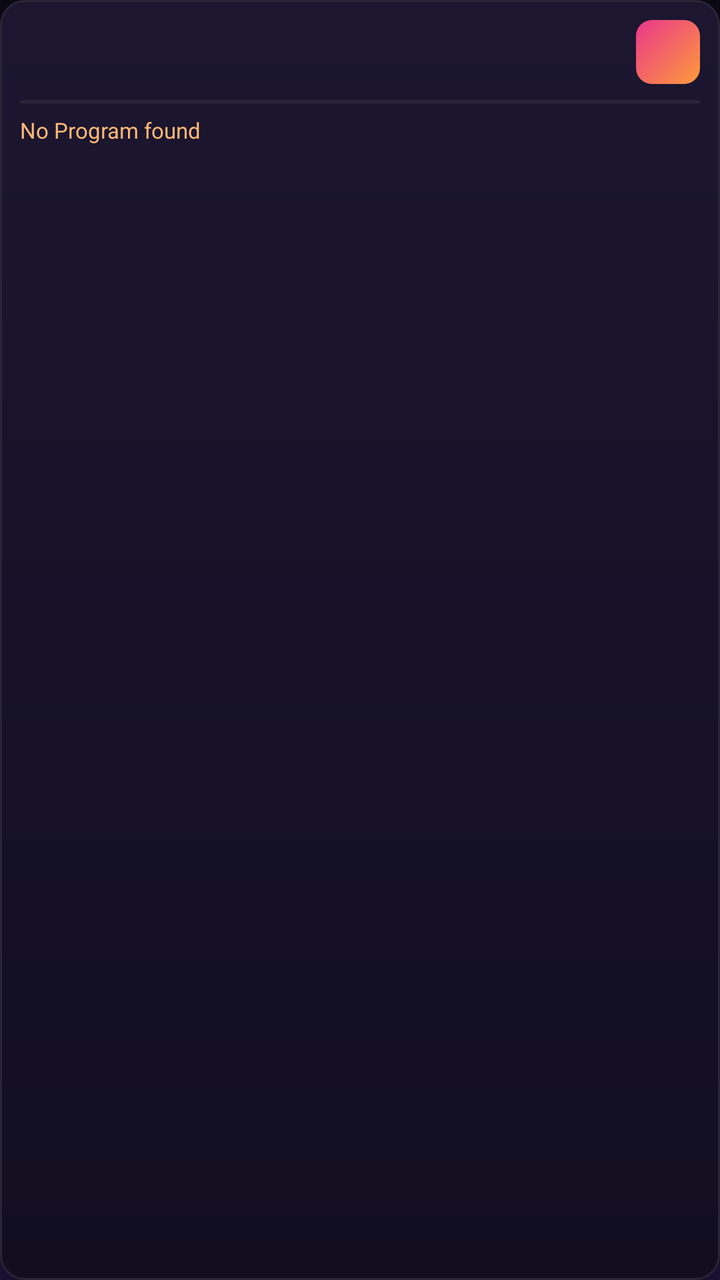
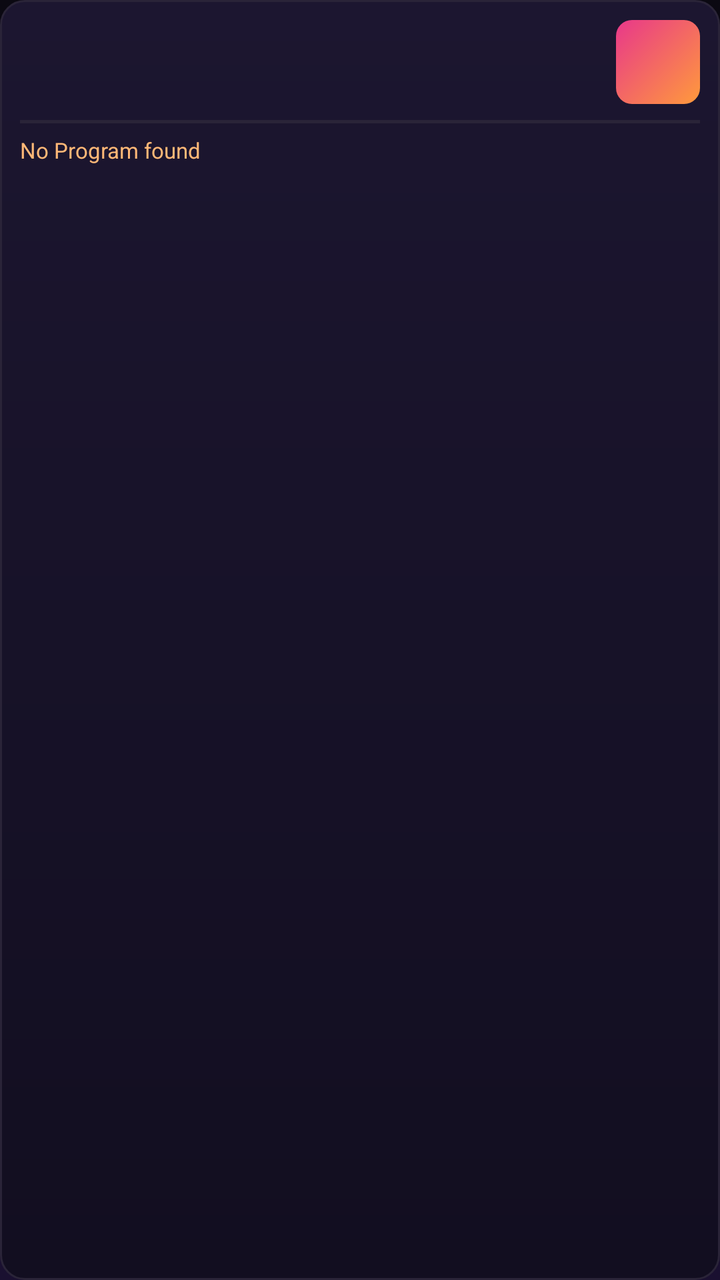

The first picture is an Android layout as it rendered before a commit; the second is the same layout after the commit. The layout source and the unified diff follow.
<!-- AndroidManifest.xml: application theme Theme.IPTVPlayer -->
<!-- res/layout/item_channel_grid.xml -->
<?xml version="1.0" encoding="utf-8"?>
<LinearLayout
    xmlns:android="http://schemas.android.com/apk/res/android"
    android:layout_width="match_parent"
    android:layout_height="wrap_content"
    android:orientation="vertical"
    android:background="@drawable/bg_channel_card"
    android:padding="10dp"
    android:clickable="true"
    android:focusable="true"
    android:foreground="?attr/selectableItemBackground">

    
    <LinearLayout
        android:layout_width="match_parent"
        android:layout_height="wrap_content"
        android:orientation="horizontal"
        android:gravity="center_vertical">

        <TextView
            android:id="@+id/tvChannelName"
            android:layout_width="0dp"
            android:layout_height="wrap_content"
            android:layout_weight="1"
            android:textColor="@color/colorChannelName"
            android:textSize="13sp"
            android:textStyle="bold"
            android:ellipsize="end"
            android:maxLines="2"
            android:lineSpacingMultiplier="1.1"
            android:layout_marginEnd="6dp" />

        
        <TextView
            android:id="@+id/tvLetter"
            android:layout_width="32dp"
            android:layout_height="32dp"
            android:gravity="center"
            android:textColor="@color/colorChannelName"
            android:textSize="18sp"
            android:textStyle="bold"
            android:background="@drawable/bg_letter_avatar" />

    </LinearLayout>

    
    <View
        android:layout_width="match_parent"
        android:layout_height="1.5dp"
        android:layout_marginTop="8dp"
        android:layout_marginBottom="6dp"
        android:background="@color/colorDivider" />

    
    <TextView
        android:id="@+id/tvEpg"
        android:layout_width="match_parent"
        android:layout_height="wrap_content"
        android:text="@string/no_program"
        android:textColor="@color/colorEpgText"
        android:textSize="11sp"
        android:ellipsize="end"
        android:maxLines="1" />

</LinearLayout>
<!-- resources referenced by this layout -->
<resources>
  <color name="colorChannelName">#FFFFFF</color>
  <color name="colorDivider">#2A2438</color>
  <color name="colorEpgText">#FFB877</color>
  <!-- drawable bg_channel_card (drawable) -->
  <?xml version="1.0" encoding="utf-8"?>
  <shape xmlns:android="http://schemas.android.com/apk/res/android"
      android:shape="rectangle">
      <gradient
          android:angle="270"
          android:startColor="@color/colorGradientCardStart"
          android:endColor="@color/colorGradientCardEnd"
          android:type="linear" />
      <corners android:radius="12dp" />
      <stroke android:width="1dp" android:color="@color/colorDivider" />
  </shape>
  <!-- drawable bg_letter_avatar (drawable) -->
  <?xml version="1.0" encoding="utf-8"?>
  <shape xmlns:android="http://schemas.android.com/apk/res/android"
      android:shape="rectangle">
      <gradient
          android:angle="135"
          android:startColor="@color/colorGradientStart"
          android:endColor="@color/colorGradientEnd"
          android:type="linear" />
      <corners android:radius="8dp" />
  </shape>
  <string name="no_program">No Program found</string>
  <style name="Theme.IPTVPlayer" parent="Theme.MaterialComponents.NoActionBar">
          <item name="colorPrimary">@color/colorPrimary</item>
          <item name="colorPrimaryVariant">@color/colorPrimaryVariant</item>
          <item name="colorOnPrimary">@color/colorOnPrimary</item>
          <item name="colorSecondary">@color/colorSecondary</item>
          <item name="colorOnSecondary">@color/colorOnSecondary</item>
          <item name="android:colorBackground">@color/colorBackground</item>
          <item name="colorSurface">@color/colorSurface</item>
          <item name="colorOnSurface">@color/colorOnSurface</item>
          <item name="colorError">@color/colorError</item>
          <item name="windowActionBar">false</item>
          <item name="windowNoTitle">true</item>
          <item name="android:statusBarColor">@color/colorBackground</item>
          <item name="android:navigationBarColor">@color/colorBackground</item>
          <item name="android:windowBackground">@drawable/bg_app_gradient</item>
      </style>
  <color name="colorGradientCardStart">#1C1630</color>
  <color name="colorGradientCardEnd">#120E20</color>
  <color name="colorGradientStart">#FF9A3C</color>
  <color name="colorGradientEnd">#E8388A</color>
  <color name="colorPrimary">#FF8A3C</color>
  <color name="colorPrimaryVariant">#E06A1F</color>
  <color name="colorOnPrimary">#FFFFFF</color>
  <color name="colorSecondary">#E8388A</color>
  <color name="colorOnSecondary">#FFFFFF</color>
  <color name="colorBackground">#0B0912</color>
  <color name="colorSurface">#171322</color>
  <color name="colorOnSurface">#F6F1FF</color>
  <color name="colorError">#FF5C8A</color>
  <!-- drawable bg_app_gradient (drawable) -->
  <?xml version="1.0" encoding="utf-8"?>
  <shape xmlns:android="http://schemas.android.com/apk/res/android"
      android:shape="rectangle">
      <gradient
          android:angle="270"
          android:startColor="@color/colorGradientBgStart"
          android:centerColor="#120D24"
          android:endColor="@color/colorGradientBgEnd"
          android:type="linear" />
  </shape>
  <color name="colorGradientBgStart">#0B0912</color>
  <color name="colorGradientBgEnd">#1A1030</color>
</resources>

<!-- the commit's change to res/layout/item_channel_grid.xml (unified diff, before → after) -->
@@ -30,16 +30,28 @@
             android:lineSpacingMultiplier="1.1"
             android:layout_marginEnd="6dp" />
 
-        
-        <TextView
-            android:id="@+id/tvLetter"
-            android:layout_width="32dp"
-            android:layout_height="32dp"
-            android:gravity="center"
-            android:textColor="@color/colorChannelName"
-            android:textSize="18sp"
-            android:textStyle="bold"
-            android:background="@drawable/bg_letter_avatar" />
+        <FrameLayout
+            android:layout_width="42dp"
+            android:layout_height="42dp"
+            android:layout_marginStart="6dp">
+
+            <TextView
+                android:id="@+id/tvLetter"
+                android:layout_width="42dp"
+                android:layout_height="42dp"
+                android:gravity="center"
+                android:textColor="@color/colorChannelName"
+                android:textSize="20sp"
+                android:textStyle="bold"
+                android:background="@drawable/bg_letter_avatar" />
+
+            <ImageView
+                android:id="@+id/ivLogo"
+                android:layout_width="42dp"
+                android:layout_height="42dp"
+                android:scaleType="fitCenter" />
+
+        </FrameLayout>
 
     </LinearLayout>
 
